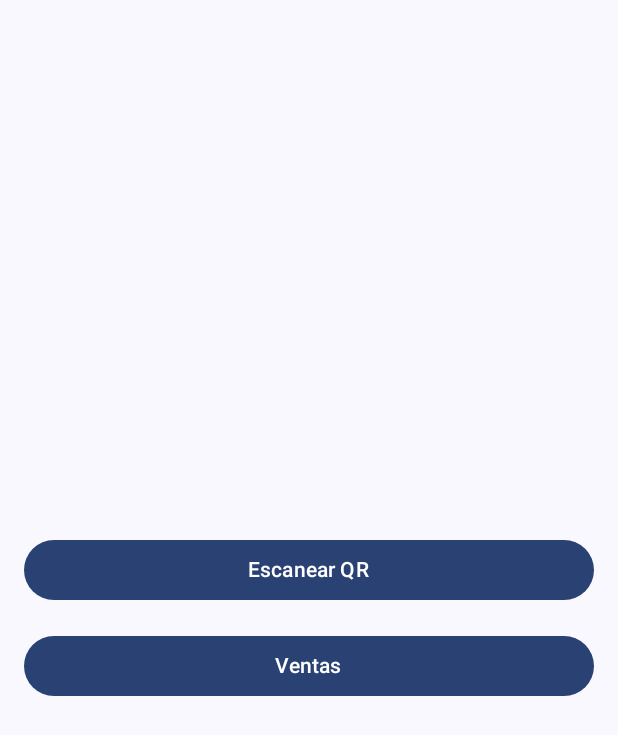
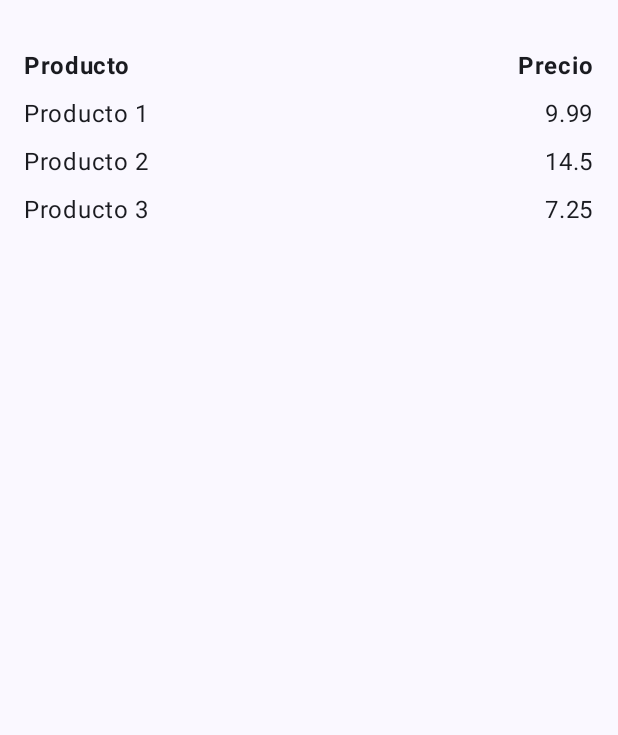
Before and after one commit to Meguiito/proyectotiendaropa, an Android app built with Jetpack Compose: the screen it shows after launch (MainActivity before the commit, SalesActivity after it), after a tap on "Ventas", on a phone screen of 412 x 824 dp. Shown: the top 735 px of the screen. Run offline under Robolectric (Android 15) with nearby library versions, the phone set to English and light mode, and no system bars; libraries missing offline, so code that uses them is left out: com.google.zxing.integration.

Commit message:
Implementacion de Ventas
Se implemento el apartado de ventas como se tenia presupuestado en nuestro maquetado.

```diff
--- a/app/src/main/AndroidManifest.xml
+++ b/app/src/main/AndroidManifest.xml
@@ -29,6 +29,9 @@
                 <category android:name="android.intent.category.LAUNCHER" />
             </intent-filter>
         </activity>
+        <activity
+            android:name=".SalesActivity"
+            android:exported="false" />
     </application>
 
 </manifest>
--- a/app/src/main/java/com/example/myapplication/MainActivity.kt
+++ b/app/src/main/java/com/example/myapplication/MainActivity.kt
@@ -1,5 +1,6 @@
 package com.example.myapplication
 
+import android.content.Intent
 import android.os.Bundle
 import androidx.activity.ComponentActivity
 import androidx.activity.compose.setContent
@@ -48,7 +49,7 @@ fun QRScannerAndSalesButtons(activity: ComponentActivity) {
     ) {
         QRScannerButton(activity)
         Spacer(modifier = Modifier.height(16.dp))
-        SalesButton()
+        SalesButton(activity)
     }
 }
 
@@ -68,10 +69,12 @@ fun QRScannerButton(activity: ComponentActivity) {
 }
 
 @Composable
-fun SalesButton() {
+fun SalesButton(activity: ComponentActivity) {
     Button(
         onClick = {
-            // Lógica para la funcionalidad de "Ventas" (puede estar vacía por ahora)
+            // Abrir la pantalla de Ventas
+            val intent = Intent(activity, SalesActivity::class.java)
+            activity.startActivity(intent)
         },
         modifier = Modifier.fillMaxWidth()
     ) {
--- /dev/null
+++ b/app/src/main/java/com/example/myapplication/SalesActivity.kt
@@ -0,0 +1,92 @@
+package com.example.myapplication
+
+import android.os.Bundle
+import androidx.activity.ComponentActivity
+import androidx.activity.compose.setContent
+import androidx.compose.foundation.layout.Arrangement
+import androidx.compose.foundation.layout.Column
+import androidx.compose.foundation.layout.Spacer
+import androidx.compose.foundation.layout.fillMaxSize
+import androidx.compose.foundation.layout.fillMaxWidth
+import androidx.compose.foundation.layout.height
+import androidx.compose.foundation.layout.padding
+import androidx.compose.foundation.lazy.LazyColumn
+import androidx.compose.material3.MaterialTheme
+import androidx.compose.material3.Surface
+import androidx.compose.material3.Text
+import androidx.compose.runtime.Composable
+import androidx.compose.ui.Modifier
+import androidx.compose.ui.text.font.FontWeight
+import androidx.compose.ui.unit.dp
+import com.example.myapplication.ui.theme.MyApplicationTheme
+import androidx.compose.ui.Alignment
+import androidx.compose.foundation.layout.Row
+
+data class Product(
+    val name: String,
+    val price: Double
+)
+
+class SalesActivity : ComponentActivity() {
+    override fun onCreate(savedInstanceState: Bundle?) {
+        super.onCreate(savedInstanceState)
+        setContent {
+            MyApplicationTheme {
+                Surface(
+                    modifier = Modifier.fillMaxSize(),
+                    color = MaterialTheme.colorScheme.background
+                ) {
+                    SalesScreen()
+                }
+            }
+        }
+    }
+}
+
+@Composable
+fun SalesScreen() {
+    val products = listOf(
+        Product("Producto 1", 9.99),
+        Product("Producto 2", 14.50),
+        Product("Producto 3", 7.25)
+    )
+
+    Column(
+        modifier = Modifier.fillMaxSize(),
+        verticalArrangement = Arrangement.Top,
+        horizontalAlignment = Alignment.CenterHorizontally
+    ) {
+        Spacer(modifier = Modifier.height(16.dp))
+
+        ProductTable(products = products)
+    }
+}
+
+@Composable
+fun ProductTable(products: List<Product>) {
+    LazyColumn(
+        modifier = Modifier
+            .fillMaxWidth()
+            .padding(16.dp),
+        verticalArrangement = Arrangement.spacedBy(8.dp)
+    ) {
+        item {
+            Row(
+                modifier = Modifier.fillMaxWidth(),
+                horizontalArrangement = Arrangement.SpaceBetween
+            ) {
+                Text("Producto", fontWeight = FontWeight.Bold)
+                Text("Precio", fontWeight = FontWeight.Bold)
+            }
+        }
+        items(products.size) { index ->
+            Row(
+                modifier = Modifier.fillMaxWidth(),
+                horizontalArrangement = Arrangement.SpaceBetween
+            ) {
+                Text(products[index].name)
+                Text(products[index].price.toString())
+            }
+        }
+    }
+}
```
